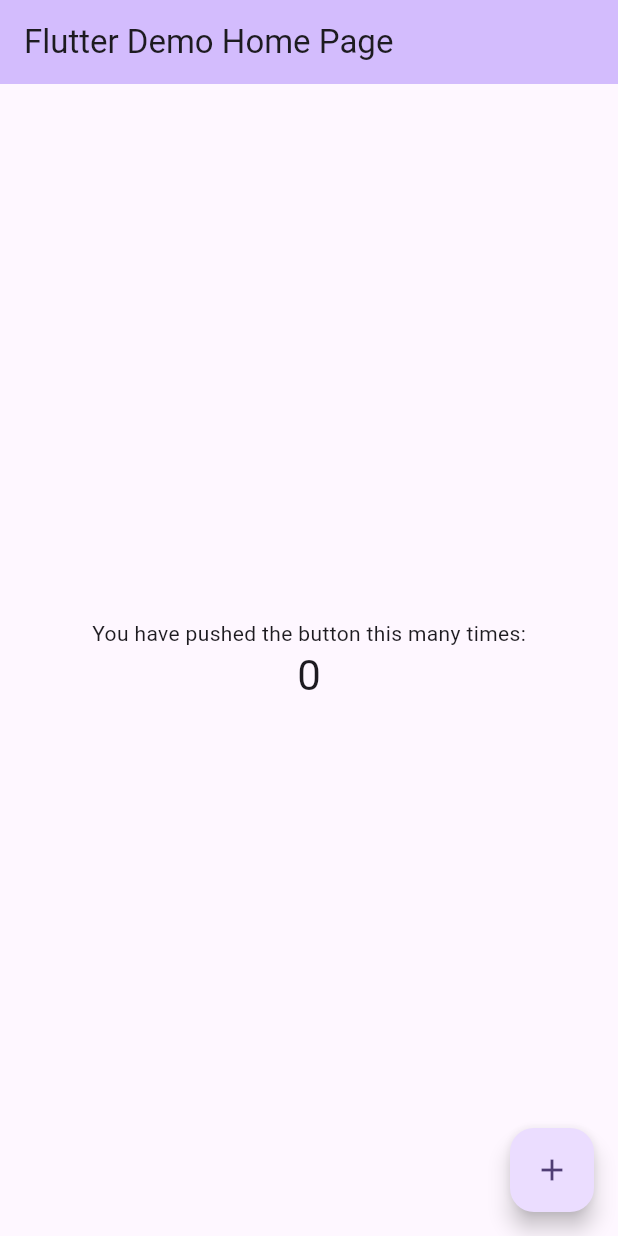
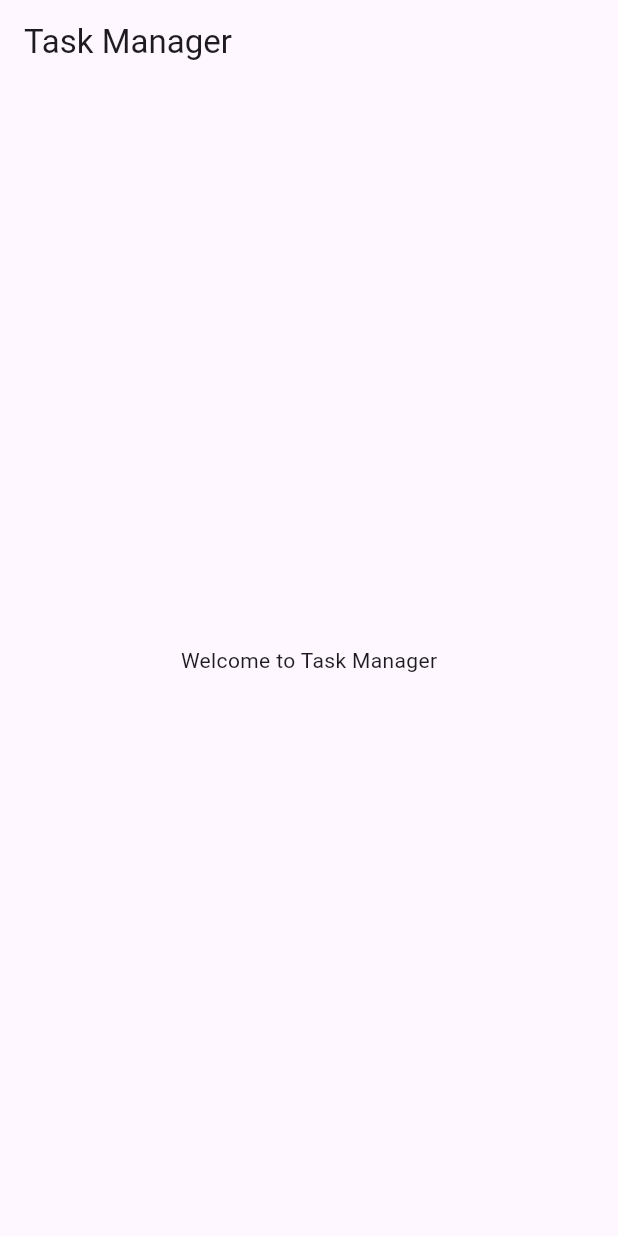
Before and after one commit to srios007/task_manager, a Flutter app: the screen it shows after launch, on a phone screen of 412 x 824 dp. Run offline on Flutter 3.47's test engine with Material 3 defaults, Android fonts, the phone set to English and light mode, and no system bars; our stand-ins replace firebase_core, firebase_database; accounts and stored records are empty.

Commit message:
Add initial project structure with models, services, and screens

```diff
--- /dev/null
+++ b/devtools_options.yaml
@@ -0,0 +1,3 @@
+description: This file stores settings for Dart & Flutter DevTools.
+documentation: https://docs.flutter.dev/tools/devtools/extensions#configure-extension-enablement-states
+extensions:
--- a/lib/main.dart
+++ b/lib/main.dart
@@ -1,125 +1,35 @@
 import 'package:flutter/material.dart';
+import 'package:firebase_core/firebase_core.dart';
+import 'screens/home.dart';
+// ignore: unused_import
+import 'package:firebase_database/firebase_database.dart';
+import 'package:provider/provider.dart';
 
-void main() {
+import 'firebase_options.dart';
+import 'providers/providers.dart';
+
+void main() async {
+  WidgetsFlutterBinding.ensureInitialized();
+  await Firebase.initializeApp(
+    options: DefaultFirebaseOptions.currentPlatform,
+  );
+
   runApp(const MyApp());
 }
 
 class MyApp extends StatelessWidget {
   const MyApp({super.key});
 
-  // This widget is the root of your application.
   @override
   Widget build(BuildContext context) {
-    return MaterialApp(
-      title: 'Flutter Demo',
-      theme: ThemeData(
-        // This is the theme of your application.
-        //
-        // TRY THIS: Try running your application with "flutter run". You'll see
-        // the application has a purple toolbar. Then, without quitting the app,
-        // try changing the seedColor in the colorScheme below to Colors.green
-        // and then invoke "hot reload" (save your changes or press the "hot
-        // reload" button in a Flutter-supported IDE, or press "r" if you used
-        // the command line to start the app).
-        //
-        // Notice that the counter didn't reset back to zero; the application
-        // state is not lost during the reload. To reset the state, use hot
-        // restart instead.
-        //
-        // This works for code too, not just values: Most code changes can be
-        // tested with just a hot reload.
-        colorScheme: ColorScheme.fromSeed(seedColor: Colors.deepPurple),
-        useMaterial3: true,
+    return MultiProvider(
+      providers: [
+        ChangeNotifierProvider(create: (_) => TaskProvider()),
+      ],
+      child: const MaterialApp(
+        debugShowCheckedModeBanner: false,
+        home: Home(),
       ),
-      home: const MyHomePage(title: 'Flutter Demo Home Page'),
     );
   }
 }
-
-class MyHomePage extends StatefulWidget {
-  const MyHomePage({super.key, required this.title});
-
-  // This widget is the home page of your application. It is stateful, meaning
-  // that it has a State object (defined below) that contains fields that affect
-  // how it looks.
-
-  // This class is the configuration for the state. It holds the values (in this
-  // case the title) provided by the parent (in this case the App widget) and
-  // used by the build method of the State. Fields in a Widget subclass are
-  // always marked "final".
-
-  final String title;
-
-  @override
-  State<MyHomePage> createState() => _MyHomePageState();
-}
-
-class _MyHomePageState extends State<MyHomePage> {
-  int _counter = 0;
-
-  void _incrementCounter() {
-    setState(() {
-      // This call to setState tells the Flutter framework that something has
-      // changed in this State, which causes it to rerun the build method below
-      // so that the display can reflect the updated values. If we changed
-      // _counter without calling setState(), then the build method would not be
-      // called again, and so nothing would appear to happen.
-      _counter++;
-    });
-  }
-
-  @override
-  Widget build(BuildContext context) {
-    // This method is rerun every time setState is called, for instance as done
-    // by the _incrementCounter method above.
-    //
-    // The Flutter framework has been optimized to make rerunning build methods
-    // fast, so that you can just rebuild anything that needs updating rather
-    // than having to individually change instances of widgets.
-    return Scaffold(
-      appBar: AppBar(
-        // TRY THIS: Try changing the color here to a specific color (to
-        // Colors.amber, perhaps?) and trigger a hot reload to see the AppBar
-        // change color while the other colors stay the same.
-        backgroundColor: Theme.of(context).colorScheme.inversePrimary,
-        // Here we take the value from the MyHomePage object that was created by
-        // the App.build method, and use it to set our appbar title.
-        title: Text(widget.title),
-      ),
-      body: Center(
-        // Center is a layout widget. It takes a single child and positions it
-        // in the middle of the parent.
-        child: Column(
-          // Column is also a layout widget. It takes a list of children and
-          // arranges them vertically. By default, it sizes itself to fit its
-          // children horizontally, and tries to be as tall as its parent.
-          //
-          // Column has various properties to control how it sizes itself and
-          // how it positions its children. Here we use mainAxisAlignment to
-          // center the children vertically; the main axis here is the vertical
-          // axis because Columns are vertical (the cross axis would be
-          // horizontal).
-          //
-          // TRY THIS: Invoke "debug painting" (choose the "Toggle Debug Paint"
-          // action in the IDE, or press "p" in the console), to see the
-          // wireframe for each widget.
-          mainAxisAlignment: MainAxisAlignment.center,
-          children: <Widget>[
-            const Text(
-              'You have pushed the button this many times:',
-            ),
-            Text(
-              '$_counter',
-              style: Theme.of(context).textTheme.headlineMedium,
-            ),
-          ],
-        ),
-      ),
-      floatingActionButton: FloatingActionButton(
-        onPressed: _incrementCounter,
-        tooltip: 'Increment',
-        child: const Icon(Icons.add),
-      ), // This trailing comma makes auto-formatting nicer for build methods.
-    );
-  }
-}
--- /dev/null
+++ b/lib/models/models.dart
@@ -0,0 +1 @@
+export 'task_model.dart';
--- /dev/null
+++ b/lib/models/task_model.dart
@@ -0,0 +1,29 @@
+class TaskModel {
+  String? id;
+  String? name;
+  String? description;
+  bool? isCompleted;
+
+  TaskModel({
+    this.id,
+    this.name,
+    this.description,
+    this.isCompleted,
+  });
+
+  TaskModel.fromJson(Map<String, dynamic> json) {
+    id = json['id'];
+    name = json['name'];
+    description = json['description'];
+    isCompleted = json['isCompleted'];
+  }
+
+  Map<String, dynamic> toJson() {
+    final Map<String, dynamic> data = <String, dynamic>{};
+    data['id'] = id;
+    data['name'] = name;
+    data['description'] = description;
+    data['isCompleted'] = isCompleted;
+    return data;
+  }
+}
--- /dev/null
+++ b/lib/providers/providers.dart
@@ -0,0 +1 @@
+export 'task_provider.dart';
--- /dev/null
+++ b/lib/providers/task_provider.dart
@@ -0,0 +1,15 @@
+import 'package:flutter/material.dart';
+
+class TaskProvider extends ChangeNotifier {
+  List<String> tasks = [];
+
+  void addTask(String task) {
+    tasks.add(task);
+    notifyListeners();
+  }
+
+  void removeTask(String task) {
+    tasks.remove(task);
+    notifyListeners();
+  }
+}
--- /dev/null
+++ b/lib/screens/home.dart
@@ -0,0 +1,37 @@
+import 'dart:developer';
+
+import 'package:flutter/material.dart';
+import 'package:task_manager/services/task_service.dart';
+
+import '../models/models.dart';
+
+class Home extends StatelessWidget {
+  const Home({super.key});
+
+  @override
+  Widget build(BuildContext context) {
+    return Scaffold(
+      appBar: AppBar(
+        title: const Text('Task Manager'),
+      ),
+      body: Center(
+        child: GestureDetector(
+          onTap: () {
+            // ignore: avoid_print
+            try {
+              taskService.createTask(TaskModel(
+                id: '1',
+                name: 'Task 1',
+                description: 'Description 1',
+                isCompleted: false,
+              ));
+            } catch (e) {
+              log('Error: $e');
+            }
+          },
+          child: const Text('Welcome to Task Manager'),
+        ),
+      ),
+    );
+  }
+}
--- /dev/null
+++ b/lib/screens/screens.dart
@@ -0,0 +1 @@
+export 'home.dart';
--- /dev/null
+++ b/lib/services/services.dart
@@ -0,0 +1 @@
+export 'task_service.dart';
--- /dev/null
+++ b/lib/services/task_service.dart
@@ -0,0 +1,48 @@
+import 'package:firebase_database/firebase_database.dart';
+
+import '../models/models.dart';
+
+class TaskService {
+  factory TaskService() {
+    return _instance;
+  }
+
+  TaskService._internal();
+  static final TaskService _instance = TaskService._internal();
+
+  final taskReference = FirebaseDatabase.instance.ref().child('tasks');
+
+  Future<List<TaskModel>> getTasks() async {
+    // Fetch tasks from the server
+
+    return [];
+  }
+
+  Future<TaskModel?> getTask(int id) async {
+    // Fetch task from the server
+    return null;
+  }
+
+  Future<bool> createTask(TaskModel task) async {
+    try {
+      final newTaskRef = taskReference.push();
+      await newTaskRef.set(task.toJson());
+      task.id = newTaskRef.key;
+      await newTaskRef.update({'id': task.id});
+      return true;
+    } catch (e) {
+      return false;
+    }
+  }
+
+  Future<bool> updateTask(TaskModel task) async {
+    // Update task on the server
+    return true;
+  }
+
+  Future<void> deleteTask(int id) async {
+    // Delete task on the server
+  }
+}
+
+final taskService = TaskService._internal();
```
Also changed, not shown: pubspec.yaml (+4 -68 lines), firebase.json (added), lib/firebase_options.dart (added), pubspec.lock, 8 other files.
